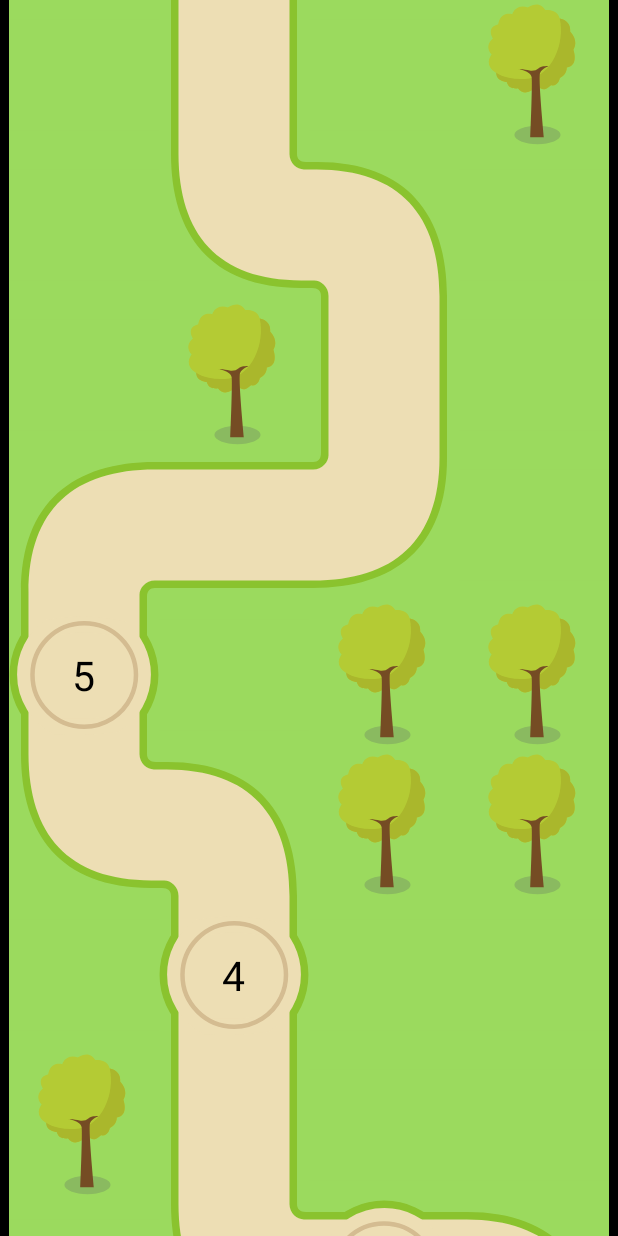
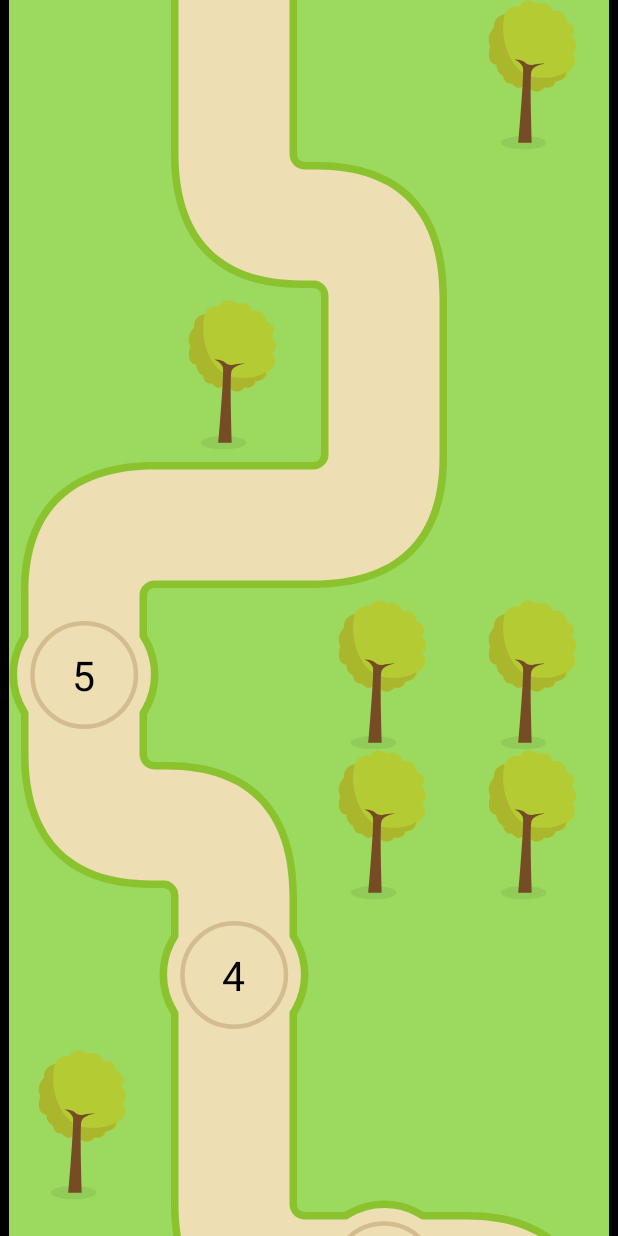
Before and after one commit to andrepc3/Desafio-Elefante, an Android app: the screen it shows after launch (MainActivity), on a phone screen of 412 x 824 dp. Run offline under Robolectric (Android 15) with nearby library versions, the phone set to English and light mode, and no system bars; our stand-ins replace Room's generated code, data binding; network calls fail; 1 statement that could not run was skipped.

Commit message:
Add lottie animations

```diff
--- a/app/src/main/res/layout/activity_main.xml
+++ b/app/src/main/res/layout/activity_main.xml
@@ -53,15 +53,18 @@
                 app:layout_constraintStart_toEndOf="@+id/row_1_col_2"
                 app:layout_constraintTop_toTopOf="parent" />
 
-            <ImageView
+            <com.airbnb.lottie.LottieAnimationView
                 android:id="@+id/row_1_col_4"
-                android:layout_width="wrap_content"
-                android:layout_height="0dp"
-                android:scaleType="centerCrop"
-                android:src="@drawable/ic_ar"
+                android:layout_width="100dp"
+                android:layout_height="100dp"
+                android:background="@color/grass"
+                android:scaleType="fitCenter"
                 app:layout_constraintEnd_toStartOf="parent"
                 app:layout_constraintStart_toEndOf="@+id/row_1_col_3"
-                app:layout_constraintTop_toTopOf="parent" />
+                app:layout_constraintTop_toTopOf="parent"
+                app:lottie_autoPlay="true"
+                app:lottie_loop="true"
+                app:lottie_rawRes="@raw/data_arvore" />
 
             <!-- Row 2 -->
             <ImageView
@@ -115,15 +118,18 @@
                 app:layout_constraintStart_toEndOf="parent"
                 app:layout_constraintTop_toBottomOf="@+id/row_2_col_1" />
 
-            <ImageView
+            <com.airbnb.lottie.LottieAnimationView
                 android:id="@+id/row_3_col_2"
-                android:layout_width="wrap_content"
-                android:layout_height="0dp"
-                android:scaleType="centerCrop"
-                android:src="@drawable/ic_ar"
+                android:layout_width="100dp"
+                android:layout_height="100dp"
+                android:background="@color/grass"
+                android:scaleType="fitCenter"
                 app:layout_constraintEnd_toStartOf="@+id/row_3_col_3"
                 app:layout_constraintStart_toEndOf="@+id/row_3_col_1"
-                app:layout_constraintTop_toBottomOf="@+id/row_2_col_2" />
+                app:layout_constraintTop_toBottomOf="@+id/row_2_col_2"
+                app:lottie_autoPlay="true"
+                app:lottie_loop="true"
+                app:lottie_rawRes="@raw/data_arvore" />
 
             <ImageView
                 android:id="@+id/row_3_col_3"
@@ -196,14 +202,17 @@
                 app:layout_constraintStart_toEndOf="parent"
                 app:layout_constraintTop_toBottomOf="@+id/row_4_col_1">
 
-                <ImageView
+                <com.airbnb.lottie.LottieAnimationView
                     android:id="@+id/elephant_step_5"
-                    android:layout_width="wrap_content"
-                    android:layout_height="wrap_content"
+                    android:layout_width="65dp"
+                    android:layout_height="65dp"
                     android:layout_centerInParent="true"
                     android:elevation="3dp"
-                    android:src="@drawable/ic_el"
-                    android:visibility="gone" />
+                    android:scaleType="fitCenter"
+                    android:visibility="gone"
+                    app:lottie_autoPlay="true"
+                    app:lottie_loop="true"
+                    app:lottie_rawRes="@raw/elefante" />
 
                 <TextView
                     android:id="@+id/num_step_5"
@@ -236,25 +245,31 @@
                 app:layout_constraintStart_toEndOf="@+id/row_5_col_1"
                 app:layout_constraintTop_toBottomOf="@+id/row_4_col_2" />
 
-            <ImageView
+            <com.airbnb.lottie.LottieAnimationView
                 android:id="@+id/row_5_col_3"
-                android:layout_width="wrap_content"
-                android:layout_height="0dp"
-                android:scaleType="centerCrop"
-                android:src="@drawable/ic_ar"
+                android:layout_width="100dp"
+                android:layout_height="100dp"
+                android:background="@color/grass"
+                android:scaleType="fitCenter"
                 app:layout_constraintEnd_toStartOf="@+id/row_5_col_4"
                 app:layout_constraintStart_toEndOf="@+id/row_5_col_2"
-                app:layout_constraintTop_toBottomOf="@+id/row_4_col_3" />
+                app:layout_constraintTop_toBottomOf="@+id/row_4_col_3"
+                app:lottie_autoPlay="true"
+                app:lottie_loop="true"
+                app:lottie_rawRes="@raw/data_arvore" />
 
-            <ImageView
+            <com.airbnb.lottie.LottieAnimationView
                 android:id="@+id/row_5_col_4"
-                android:layout_width="wrap_content"
-                android:layout_height="0dp"
-                android:scaleType="centerCrop"
-                android:src="@drawable/ic_ar"
+                android:layout_width="100dp"
+                android:layout_height="100dp"
+                android:background="@color/grass"
+                android:scaleType="fitCenter"
                 app:layout_constraintEnd_toStartOf="parent"
                 app:layout_constraintStart_toEndOf="@+id/row_5_col_3"
-                app:layout_constraintTop_toBottomOf="@+id/row_4_col_4" />
+                app:layout_constraintTop_toBottomOf="@+id/row_4_col_4"
+                app:lottie_autoPlay="true"
+                app:lottie_loop="true"
+                app:lottie_rawRes="@raw/data_arvore" />
 
             <!-- Row 6 -->
             <ImageView
@@ -277,25 +292,31 @@
                 app:layout_constraintStart_toEndOf="@+id/row_6_col_1"
                 app:layout_constraintTop_toBottomOf="@+id/row_5_col_2" />
 
-            <ImageView
+            <com.airbnb.lottie.LottieAnimationView
                 android:id="@+id/row_6_col_3"
-                android:layout_width="wrap_content"
-                android:layout_height="0dp"
-                android:scaleType="centerCrop"
-                android:src="@drawable/ic_ar"
+                android:layout_width="100dp"
+                android:layout_height="100dp"
+                android:background="@color/grass"
+                android:scaleType="fitCenter"
                 app:layout_constraintEnd_toStartOf="@+id/row_6_col_4"
                 app:layout_constraintStart_toEndOf="@+id/row_6_col_2"
-                app:layout_constraintTop_toBottomOf="@+id/row_5_col_3" />
+                app:layout_constraintTop_toBottomOf="@+id/row_5_col_3"
+                app:lottie_autoPlay="true"
+                app:lottie_loop="true"
+                app:lottie_rawRes="@raw/data_arvore" />
 
-            <ImageView
+            <com.airbnb.lottie.LottieAnimationView
                 android:id="@+id/row_6_col_4"
-                android:layout_width="wrap_content"
-                android:layout_height="0dp"
-                android:scaleType="centerCrop"
-                android:src="@drawable/ic_ar"
+                android:layout_width="100dp"
+                android:layout_height="100dp"
+                android:background="@color/grass"
+                android:scaleType="fitCenter"
                 app:layout_constraintEnd_toStartOf="parent"
                 app:layout_constraintStart_toEndOf="@+id/row_6_col_3"
-                app:layout_constraintTop_toBottomOf="@+id/row_5_col_4" />
+                app:layout_constraintTop_toBottomOf="@+id/row_5_col_4"
+                app:lottie_autoPlay="true"
+                app:lottie_loop="true"
+                app:lottie_rawRes="@raw/data_arvore" />
 
             <!-- Row 7 -->
             <ImageView
@@ -317,14 +338,17 @@
                 app:layout_constraintStart_toEndOf="@+id/row_7_col_1"
                 app:layout_constraintTop_toBottomOf="@+id/row_6_col_2">
 
-                <ImageView
+                <com.airbnb.lottie.LottieAnimationView
                     android:id="@+id/elephant_step_4"
-                    android:layout_width="wrap_content"
-                    android:layout_height="wrap_content"
+                    android:layout_width="65dp"
+                    android:layout_height="65dp"
                     android:layout_centerInParent="true"
                     android:elevation="3dp"
-                    android:src="@drawable/ic_el"
-                    android:visibility="gone" />
+                    android:scaleType="fitCenter"
+                    android:visibility="gone"
+                    app:lottie_autoPlay="true"
+                    app:lottie_loop="true"
+                    app:lottie_rawRes="@raw/elefante" />
 
                 <TextView
                     android:id="@+id/num_step_4"
@@ -368,15 +392,18 @@
                 app:layout_constraintTop_toBottomOf="@+id/row_6_col_4" />
 
             <!-- Row 8 -->
-            <ImageView
+            <com.airbnb.lottie.LottieAnimationView
                 android:id="@+id/row_8_col_1"
-                android:layout_width="wrap_content"
-                android:layout_height="0dp"
-                android:scaleType="centerCrop"
-                android:src="@drawable/ic_ar"
+                android:layout_width="100dp"
+                android:layout_height="100dp"
+                android:background="@color/grass"
+                android:scaleType="fitCenter"
                 app:layout_constraintEnd_toStartOf="@+id/row_8_col_2"
                 app:layout_constraintStart_toEndOf="parent"
-                app:layout_constraintTop_toBottomOf="@+id/row_7_col_1" />
+                app:layout_constraintTop_toBottomOf="@+id/row_7_col_1"
+                app:lottie_autoPlay="true"
+                app:lottie_loop="true"
+                app:lottie_rawRes="@raw/data_arvore" />
 
             <ImageView
                 android:id="@+id/row_8_col_2"
@@ -438,14 +465,17 @@
                 app:layout_constraintStart_toEndOf="@+id/row_9_col_2"
                 app:layout_constraintTop_toBottomOf="@+id/row_8_col_3">
 
-                <ImageView
+                <com.airbnb.lottie.LottieAnimationView
                     android:id="@+id/elephant_step_3"
-                    android:layout_width="wrap_content"
-                    android:layout_height="wrap_content"
+                    android:layout_width="65dp"
+                    android:layout_height="65dp"
                     android:layout_centerInParent="true"
                     android:elevation="3dp"
-                    android:src="@drawable/ic_el"
-                    android:visibility="gone" />
+                    android:scaleType="fitCenter"
+                    android:visibility="gone"
+                    app:lottie_autoPlay="true"
+                    app:lottie_loop="true"
+                    app:lottie_rawRes="@raw/elefante" />
 
                 <TextView
                     android:id="@+id/num_step_3"
@@ -499,15 +529,18 @@
                 app:layout_constraintStart_toEndOf="@+id/row_10_col_1"
                 app:layout_constraintTop_toBottomOf="@+id/row_9_col_2" />
 
-            <ImageView
+            <com.airbnb.lottie.LottieAnimationView
                 android:id="@+id/row_10_col_3"
-                android:layout_width="wrap_content"
-                android:layout_height="0dp"
-                android:scaleType="centerCrop"
-                android:src="@drawable/ic_ar"
+                android:layout_width="100dp"
+                android:layout_height="100dp"
+                android:background="@color/grass"
+                android:scaleType="fitCenter"
                 app:layout_constraintEnd_toStartOf="@+id/row_10_col_4"
                 app:layout_constraintStart_toEndOf="@+id/row_10_col_2"
-                app:layout_constraintTop_toBottomOf="@+id/row_9_col_3" />
+                app:layout_constraintTop_toBottomOf="@+id/row_9_col_3"
+                app:lottie_autoPlay="true"
+                app:lottie_loop="true"
+                app:lottie_rawRes="@raw/data_arvore" />
 
             <ImageView
                 android:id="@+id/row_10_col_4"
@@ -580,14 +613,17 @@
                 app:layout_constraintStart_toEndOf="@+id/row_12_col_1"
                 app:layout_constraintTop_toBottomOf="@+id/row_11_col_2">
 
-                <ImageView
+                <com.airbnb.lottie.LottieAnimationView
                     android:id="@+id/elephant_step_2"
-                    android:layout_width="wrap_content"
-                    android:layout_height="wrap_content"
+                    android:layout_width="65dp"
+                    android:layout_height="65dp"
                     android:layout_centerInParent="true"
                     android:elevation="3dp"
-                    android:src="@drawable/ic_el"
-                    android:visibility="gone" />
+                    android:scaleType="fitCenter"
+                    android:visibility="gone"
+                    app:lottie_autoPlay="true"
+                    app:lottie_loop="true"
+                    app:lottie_rawRes="@raw/elefante" />
 
                 <TextView
                     android:id="@+id/num_step_2"
@@ -620,15 +656,18 @@
                 app:layout_constraintStart_toEndOf="@+id/row_12_col_2"
                 app:layout_constraintTop_toBottomOf="@+id/row_11_col_3" />
 
-            <ImageView
+            <com.airbnb.lottie.LottieAnimationView
                 android:id="@+id/row_12_col_4"
-                android:layout_width="wrap_content"
-                android:layout_height="0dp"
-                android:scaleType="centerCrop"
-                android:src="@drawable/ic_ar"
+                android:layout_width="100dp"
+                android:layout_height="100dp"
+                android:background="@color/grass"
+                android:scaleType="fitCenter"
                 app:layout_constraintEnd_toStartOf="parent"
                 app:layout_constraintStart_toEndOf="@+id/row_12_col_3"
-                app:layout_constraintTop_toBottomOf="@+id/row_11_col_4" />
+                app:layout_constraintTop_toBottomOf="@+id/row_11_col_4"
+                app:lottie_autoPlay="true"
+                app:lottie_loop="true"
+                app:lottie_rawRes="@raw/data_arvore" />
 
             <!-- Row 13 -->
             <ImageView
@@ -701,14 +740,17 @@
                 app:layout_constraintStart_toEndOf="@+id/row_14_col_2"
                 app:layout_constraintTop_toBottomOf="@+id/row_13_col_3">
 
-                <ImageView
+                <com.airbnb.lottie.LottieAnimationView
                     android:id="@+id/elephant_step_1"
-                    android:layout_width="wrap_content"
-                    android:layout_height="wrap_content"
+                    android:layout_width="65dp"
+                    android:layout_height="65dp"
                     android:layout_centerInParent="true"
                     android:elevation="3dp"
-                    android:src="@drawable/ic_el"
-                    android:visibility="visible" />
+                    android:scaleType="fitCenter"
+                    android:visibility="visible"
+                    app:lottie_autoPlay="true"
+                    app:lottie_loop="true"
+                    app:lottie_rawRes="@raw/elefante" />
 
                 <TextView
                     android:id="@+id/num_step_1"
@@ -742,15 +784,18 @@
                 app:layout_constraintTop_toBottomOf="@+id/row_13_col_4" />
 
             <!-- Row 15 -->
-            <ImageView
+            <com.airbnb.lottie.LottieAnimationView
                 android:id="@+id/row_15_col_1"
-                android:layout_width="wrap_content"
-                android:layout_height="0dp"
-                android:scaleType="centerCrop"
-                android:src="@drawable/ic_ar"
+                android:layout_width="100dp"
+                android:layout_height="100dp"
+                android:background="@color/grass"
+                android:scaleType="fitCenter"
                 app:layout_constraintEnd_toStartOf="@+id/row_15_col_2"
                 app:layout_constraintStart_toEndOf="parent"
-                app:layout_constraintTop_toBottomOf="@+id/row_14_col_1" />
+                app:layout_constraintTop_toBottomOf="@+id/row_14_col_1"
+                app:lottie_autoPlay="true"
+                app:lottie_loop="true"
+                app:lottie_rawRes="@raw/data_arvore" />
 
             <ImageView
                 android:id="@+id/row_15_col_2"
--- a/app/src/main/res/values/colors.xml
+++ b/app/src/main/res/values/colors.xml
@@ -14,6 +14,8 @@
 
     <color name="step_number">#000000</color>
 
+    <color name="grass">#9BDA5E</color>
+
     <!-- Default -->
     <color name="purple_200">#FFBB86FC</color>
     <color name="purple_500">#FF6200EE</color>
```
